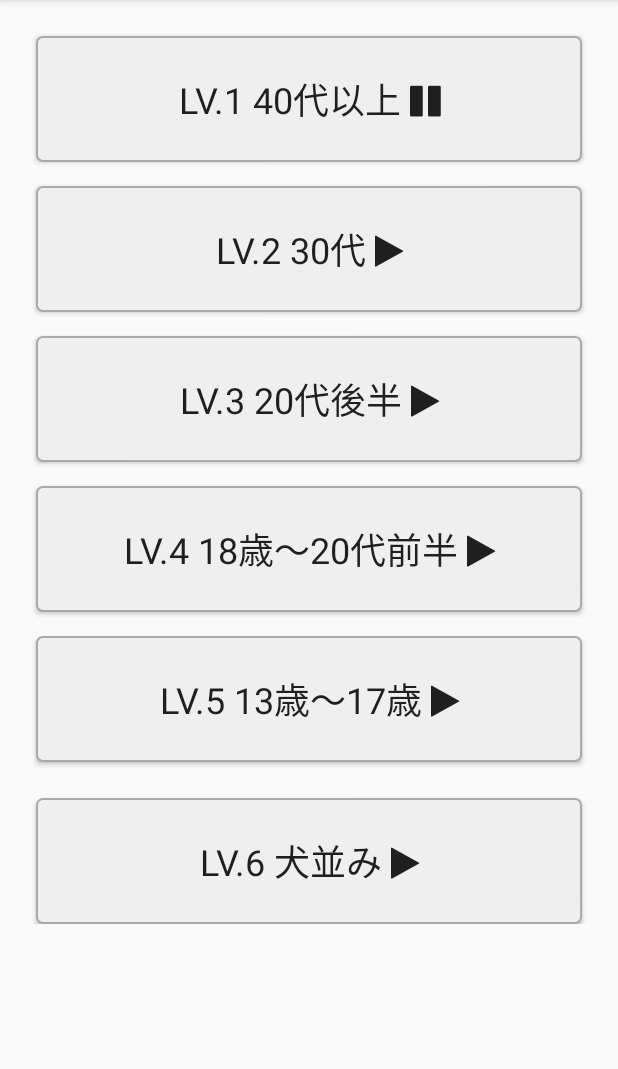
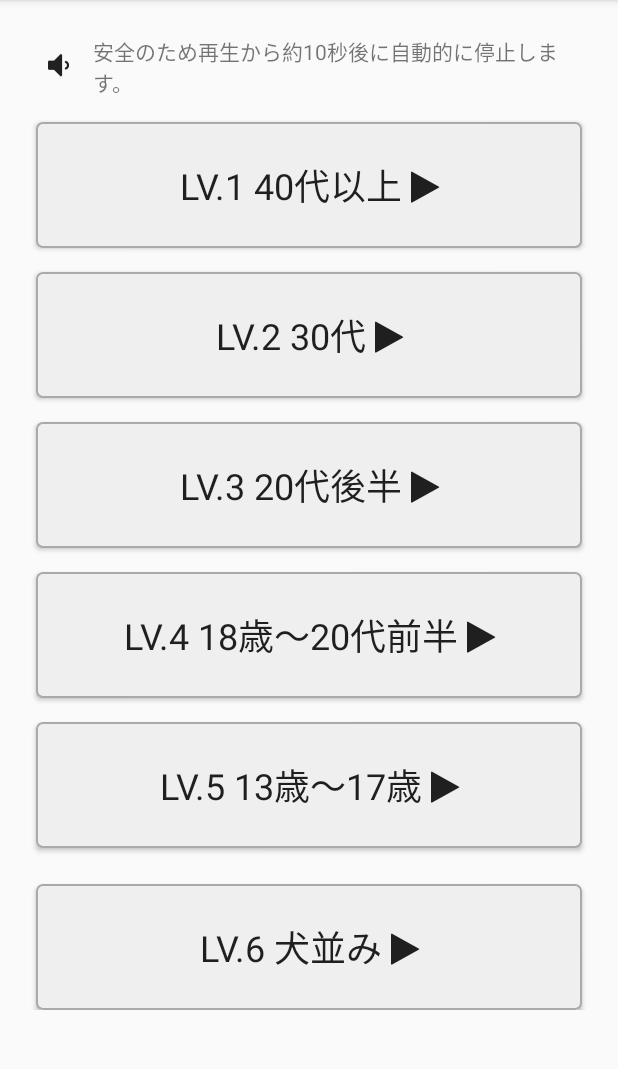
Before and after one commit to AbeHaruhiko/MimiNenreiChecker, an Android app: the screen it shows after launch (MainActivity), after a tap on an icon or button, on a phone screen of 412 x 824 dp, the part 84-1153 px from its top. Run offline under Robolectric (Android 15) with nearby library versions, the phone set to English and light mode, and no system bars; libraries missing offline, so code that uses them is left out: com.beardedhen.androidbootstrap; 4 statements that could not run were skipped.

Commit message:
fontawesomeクラス作成

```diff
--- a/app/src/main/java/jp/caliconography/miminenreichecker/app/MainActivity.java
+++ b/app/src/main/java/jp/caliconography/miminenreichecker/app/MainActivity.java
@@ -19,6 +19,8 @@ import android.view.MenuItem;
 import android.view.View;
 import android.view.ViewGroup;
 import android.widget.Button;
+
+import com.beardedhen.androidbootstrap.FontAwesome;
 
 import java.util.ArrayList;
 import java.util.HashMap;
@@ -321,9 +323,9 @@ public class MainActivity extends ActionBarActivity
                     for (Button item : mButtonList) {
                         Log.d(TAG, "6");
                         if (item == clickedButton) {
-                            item.setText(item.getText().toString().replace("", ""));
+                            item.setText(item.getText().toString().replace(FontAwesome.getFaMap().get("fa-play"), FontAwesome.getFaMap().get("fa-pause")));
                         } else {
-                            item.setText(item.getText().toString().replace("", ""));
+                            item.setText(item.getText().toString().replace(FontAwesome.getFaMap().get("fa-pause"), FontAwesome.getFaMap().get("fa-play")));
                         }
                     }
                     Log.d(TAG, "7");
@@ -337,7 +339,7 @@ public class MainActivity extends ActionBarActivity
 
                     for (Button item : mButtonList) {
                         Log.d(TAG, "10");
-                        item.setText(item.getText().toString().replace("", ""));
+                        item.setText(item.getText().toString().replace(FontAwesome.getFaMap().get("fa-pause"), FontAwesome.getFaMap().get("fa-play")));
                     }
                     Log.d(TAG, "11");
 
@@ -430,7 +432,7 @@ public class MainActivity extends ActionBarActivity
                             mAudioTrack.stop();
                         }
                         for (Button item : mButtonList) {
-                            item.setText(item.getText().toString().replace("", ""));
+                            item.setText(item.getText().toString().replace(FontAwesome.getFaMap().get("fa-pause"), FontAwesome.getFaMap().get("fa-play")));
                         }
 
                     }
--- a/app/src/main/res/layout/fragment_main.xml
+++ b/app/src/main/res/layout/fragment_main.xml
@@ -21,18 +21,45 @@
             android:visibility="visible">
 
             <view
+                class="jp.caliconography.android.widget.CustomFontTextView"
+                android:layout_width="wrap_content"
+                android:layout_height="wrap_content"
+                android:textAppearance="?android:attr/textAppearanceLarge"
+                android:text="&#xf027;"
+                android:id="@+id/icn_info"
+                android:layout_alignParentTop="true"
+                caliconography:customFont="fontawesome-webfont.ttf"
+                android:layout_alignTop="@+id/txt_info"
+                android:layout_below="@+id/txt_info"
+                android:layout_margin="8dp"
+                android:paddingLeft="8dp"
+                android:paddingTop="8dp"
+                android:paddingBottom="8dp" />
+
+            <TextView
+                android:layout_width="match_parent"
+                android:layout_height="wrap_content"
+                android:textAppearance="?android:attr/textAppearanceSmall"
+                android:text="安全のため再生から約10秒後に自動的に停止します。"
+                android:id="@+id/txt_info"
+                android:layout_alignParentTop="true"
+                android:layout_toRightOf="@+id/icn_info"
+                android:layout_margin="8dp" />
+
+            <view
                 android:id="@+id/btn_lv1"
                 class="jp.caliconography.android.widget.CustomFontButton"
                 android:layout_width="match_parent"
                 android:layout_height="wrap_content"
-                android:layout_alignParentTop="true"
+                android:layout_alignParentTop="false"
                 android:layout_centerHorizontal="true"
                 android:layout_margin="8dp"
                 android:background="@drawable/btn_common_back"
                 android:padding="24dp"
                 android:text="Lv.1 40代以上 &#xf04b;"
                 android:textSize="24sp"
-                caliconography:customFont="fontawesome-webfont.ttf" />
+                caliconography:customFont="fontawesome-webfont.ttf"
+                android:layout_below="@+id/txt_info" />
 
             <view
                 android:id="@+id/btn_lv2"
```
